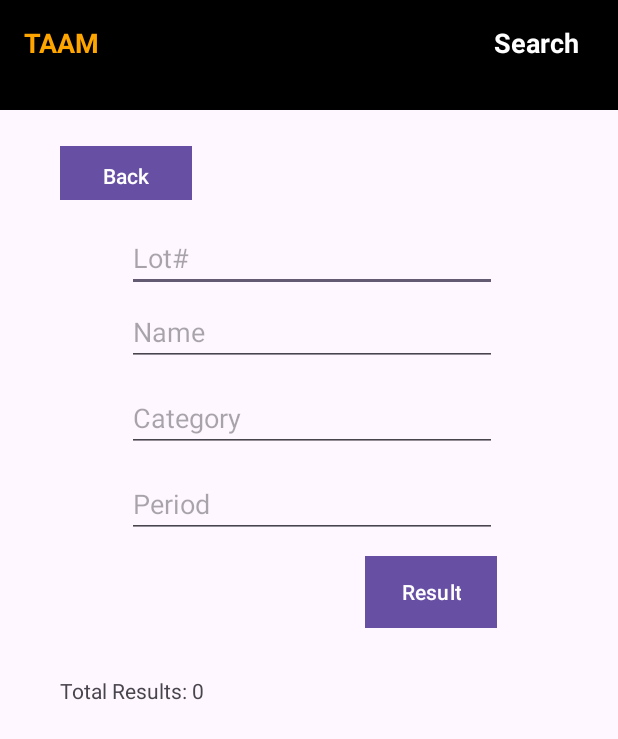
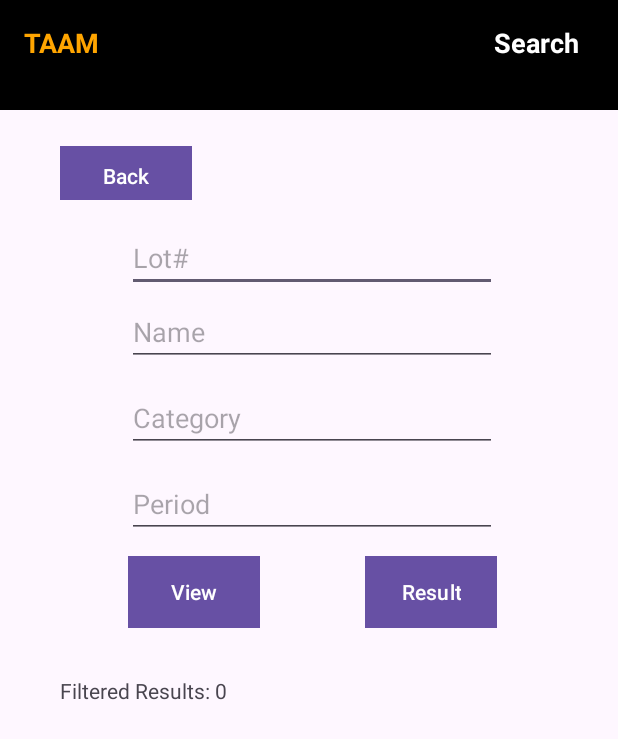
Before and after one commit to m2zhang/TAAM-item-management-app, an Android app: the SearchActivity screen opened directly, with no data from a screen before it, after a tap on "Result", on a phone screen of 412 x 824 dp. Shown: the top 739 px of the screen. Run offline under Robolectric (Android 15) with nearby library versions, the phone set to English and light mode, and no system bars; our stand-ins replace Firebase (no records; nobody signed in at launch, a user with empty details on screens opened directly), Picasso; pictures from the network do not load.

Commit message:
implemented keyword search and added view button for searchactivity.java

```diff
--- a/B07DemoSummer2024/app/src/main/java/com/example/b07demosummer2024/SearchActivity.java
+++ b/B07DemoSummer2024/app/src/main/java/com/example/b07demosummer2024/SearchActivity.java
@@ -7,7 +7,6 @@ import android.view.View;
 import android.widget.Button;
 import android.widget.EditText;
 import android.widget.TextView;
-import android.content.Intent;
 import androidx.annotation.NonNull;
 import androidx.annotation.Nullable;
 import androidx.appcompat.app.AppCompatActivity;
@@ -25,19 +24,23 @@ import java.util.List;
 public class SearchActivity extends AppCompatActivity implements OnItemSelectedListener {
 
     private EditText editTextLotNumber, editTextName, editTextCategory, editTextPeriod;
-    private Button buttonSearch;
+
     private TextView textViewResults;
-    private RecyclerView recyclerViewResults;
+
     private List<Item> itemList;
     private ItemAdapter itemAdapter;
 
-    private FirebaseDatabase db;
+
     private DatabaseReference itemsRef;
 
     @Override
     protected void onCreate(@Nullable Bundle savedInstanceState) {
         super.onCreate(savedInstanceState);
         setContentView(R.layout.search_activity);
+
+        Button buttonSearch;
+        RecyclerView recyclerViewResults;
+        FirebaseDatabase db;
 
         // Initialize UI elements
         editTextLotNumber = findViewById(R.id.editTextLotNumber);
@@ -75,14 +78,14 @@ public class SearchActivity extends AppCompatActivity implements OnItemSelectedL
 
         if (!isAnyFieldFilled) {
             // Fetch all data if no field is filled
-            fetchAllItems();
+            fetchAllItems(lotNumber, name, category, period);
         } else {
             // Fetch filtered data based on the filled fields
             fetchFilteredItems(lotNumber, name, category, period);
         }
     }
 
-    private void fetchAllItems() {
+    private void fetchAllItems(String lotNumber, String name, String category, String period) {
         Log.d("SearchActivity", "Fetching all items from database.");
         itemsRef.addListenerForSingleValueEvent(new ValueEventListener() {
             @Override
@@ -96,7 +99,7 @@ public class SearchActivity extends AppCompatActivity implements OnItemSelectedL
                     }
                 }
                 itemAdapter.notifyDataSetChanged();
-                textViewResults.setText("Total Results: " + itemList.size());
+                updateResultsMessage(lotNumber, name, category, period);
                 Log.d("SearchActivity", "Total items fetched: " + itemList.size());
             }
 
@@ -121,7 +124,7 @@ public class SearchActivity extends AppCompatActivity implements OnItemSelectedL
                     }
                 }
                 itemAdapter.notifyDataSetChanged();
-                textViewResults.setText("Filtered Results: " + itemList.size());
+                updateResultsMessage(lotNumber, name, category, period);
                 Log.d("SearchActivity", "Total filtered items fetched: " + itemList.size());
             }
 
@@ -131,19 +134,6 @@ public class SearchActivity extends AppCompatActivity implements OnItemSelectedL
             }
         });
     }
-
-    private void searchItems(String lotNumber, String name, String category, String period) {
-        // Perform search (this is just a dummy implementation)
-        List<Item> results = new ArrayList<>();
-        for (Item item : itemList) {
-            if ((lotNumber.isEmpty() /*|| item.getLotNumber().contains(lotNumber)*/) &&
-                    (name.isEmpty() || item.getName().contains(name)) &&
-                    (category.isEmpty() || item.getCategory().contains(category)) &&
-                    (period.isEmpty() || item.getPeriod().contains(period))) {
-                results.add(item);
-            }
-        }
-}
 
     private Item safeDataSnapshotToItem(DataSnapshot dataSnapshot) {
         try {
@@ -155,19 +145,41 @@ public class SearchActivity extends AppCompatActivity implements OnItemSelectedL
     }
 
     private boolean matchesFilters(Item item, String lotNumber, String name, String category, String period) {
-        if (!TextUtils.isEmpty(lotNumber) && item.getLotNumber() != Integer.parseInt(lotNumber)) {
+        if (!TextUtils.isEmpty(lotNumber) && !matchesFiltersUnique(item, lotNumber)) {
             return false;
         }
-        if (!TextUtils.isEmpty(name) && !item.getName().equalsIgnoreCase(name)) {
+        if (!TextUtils.isEmpty(name) && !item.getName().toLowerCase().contains(name.toLowerCase())) {
             return false;
         }
-        if (!TextUtils.isEmpty(category) && !item.getCategory().equalsIgnoreCase(category)) {
+        if (!TextUtils.isEmpty(category) && !item.getCategory().toLowerCase().contains(category.toLowerCase())) {
             return false;
         }
-        if (!TextUtils.isEmpty(period) && !item.getPeriod().equalsIgnoreCase(period)) {
+        if (!TextUtils.isEmpty(period) && !item.getPeriod().toLowerCase().contains(period.toLowerCase())) {
             return false;
         }
         return true;
+    }
+
+    private boolean matchesFiltersUnique(Item item, String lotNumber) {
+        return String.valueOf(item.getLotNumber()).equals(lotNumber);
+    }
+
+    private void updateResultsMessage(String lotNumber, String name, String category, String period) {
+        StringBuilder message = new StringBuilder();
+        message.append("Filtered Results: ").append(itemList.size()).append("\n");
+        if (!TextUtils.isEmpty(lotNumber)) {
+            message.append("Lot# = ").append(lotNumber).append("; ");
+        }
+        if (!TextUtils.isEmpty(name)) {
+            message.append("Name = ").append(name).append("; ");
+        }
+        if (!TextUtils.isEmpty(category)) {
+            message.append("Category = ").append(category).append("; ");
+        }
+        if (!TextUtils.isEmpty(period)) {
+            message.append("Period = ").append(period).append("; ");
+        }
+        textViewResults.setText(message.toString());
     }
 
     @Override
@@ -178,5 +190,4 @@ public class SearchActivity extends AppCompatActivity implements OnItemSelectedL
     public void goBackHome(View view) {
         finish();
     }
-
 }
--- a/B07DemoSummer2024/app/src/main/res/layout/search_activity.xml
+++ b/B07DemoSummer2024/app/src/main/res/layout/search_activity.xml
@@ -115,6 +115,21 @@
         app:layout_constraintStart_toStartOf="parent"
         app:layout_constraintTop_toBottomOf="@id/editTextPeriod" />
 
+
+    <Button
+        android:id="@+id/buttonView"
+        android:layout_width="wrap_content"
+        android:layout_height="48dp"
+        android:layout_marginStart="85dp"
+        android:layout_marginTop="12dp"
+        android:background="@color/buttonColor"
+        android:text="View"
+        android:textColor="@android:color/white"
+        app:layout_constraintEnd_toEndOf="parent"
+        app:layout_constraintHorizontal_bias="0.0"
+        app:layout_constraintStart_toStartOf="parent"
+        app:layout_constraintTop_toBottomOf="@id/editTextPeriod" />
+
     <TextView
         android:id="@+id/textViewResults"
         android:layout_width="wrap_content"
```
